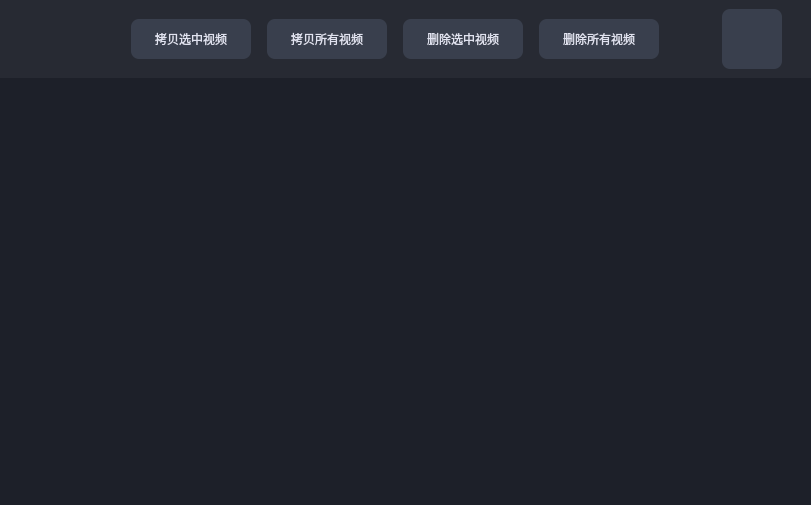
First picture: the form in widgets/viewer/videoviewer.ui, repository wyc15002105071/Recorder, before the edit.
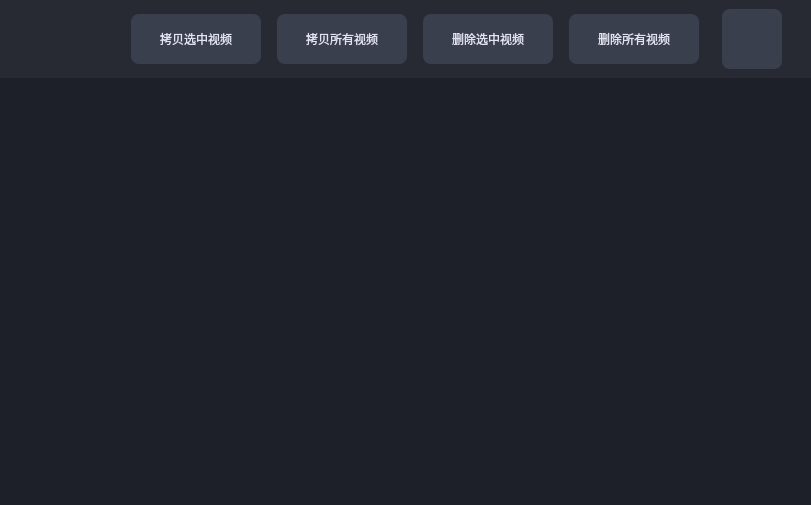
Second picture: the form after the edit. Icons and pictures are not drawn.

Patch:
```diff
--- a/widgets/viewer/videoviewer.ui
+++ b/widgets/viewer/videoviewer.ui
@@ -146,8 +146,8 @@
         </property>
         <property name="minimumSize">
          <size>
-          <width>120</width>
-          <height>40</height>
+          <width>130</width>
+          <height>50</height>
          </size>
         </property>
         <property name="text">
@@ -181,8 +181,8 @@
         </property>
         <property name="minimumSize">
          <size>
-          <width>120</width>
-          <height>40</height>
+          <width>130</width>
+          <height>50</height>
          </size>
         </property>
         <property name="text">
@@ -216,8 +216,8 @@
         </property>
         <property name="minimumSize">
          <size>
-          <width>120</width>
-          <height>40</height>
+          <width>130</width>
+          <height>50</height>
          </size>
         </property>
         <property name="text">
@@ -251,8 +251,8 @@
         </property>
         <property name="minimumSize">
          <size>
-          <width>120</width>
-          <height>40</height>
+          <width>130</width>
+          <height>50</height>
          </size>
         </property>
         <property name="text">
```
Left out of the diff: 1 changed line with no effect on the pictures.
